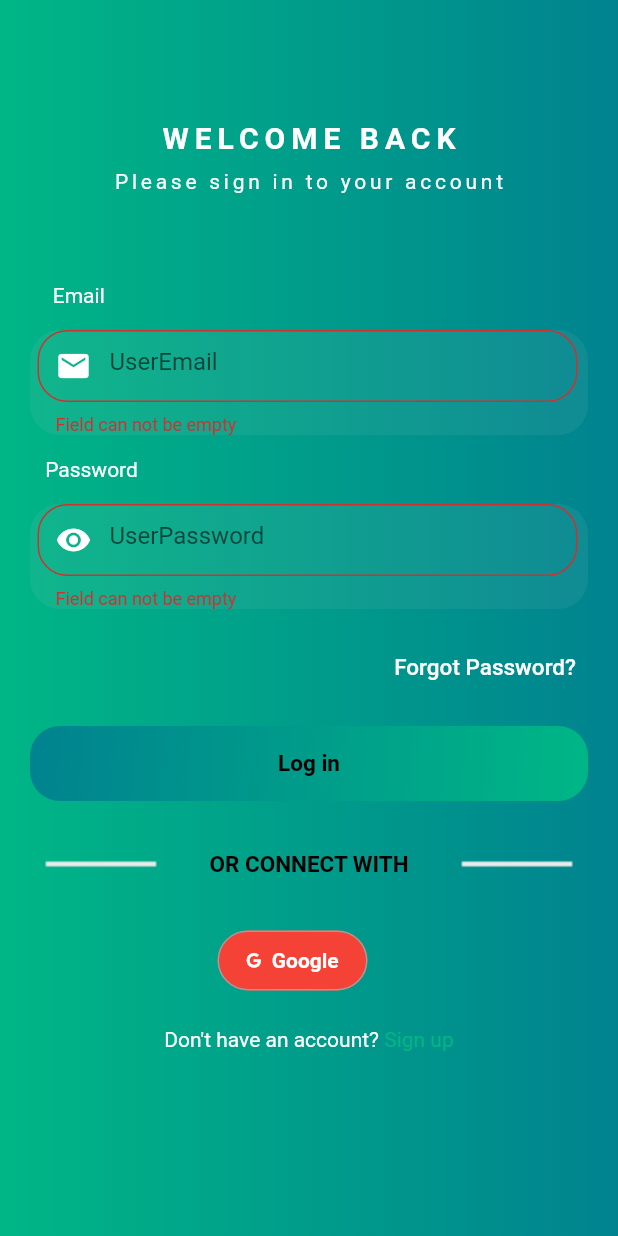
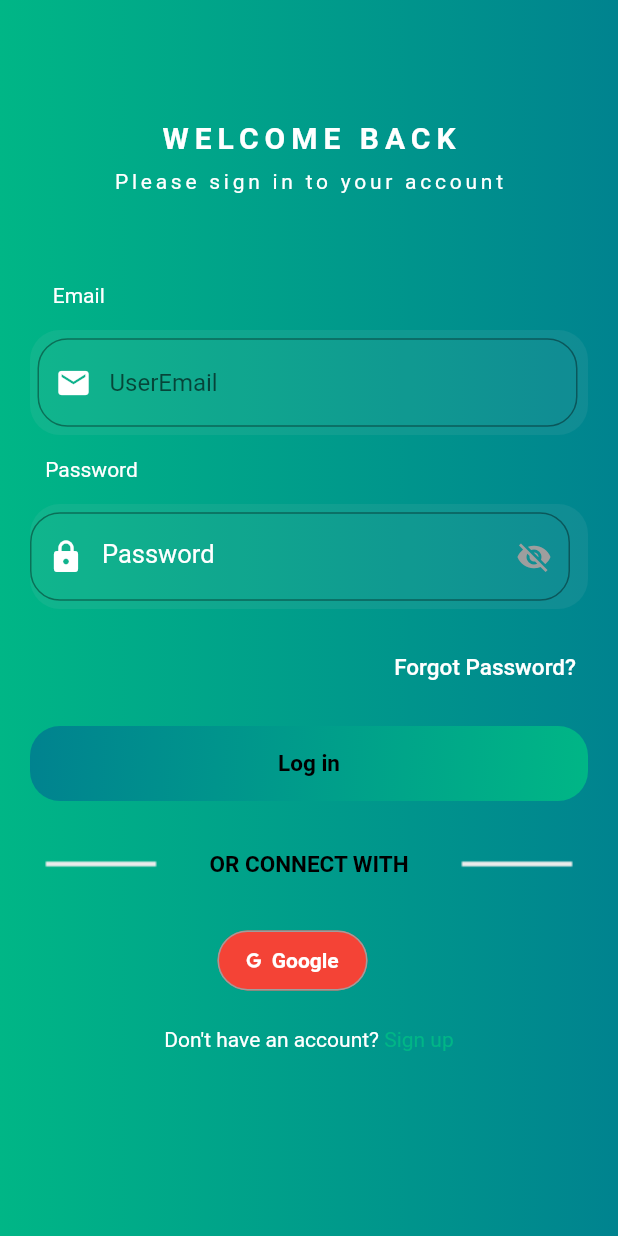
Before and after one commit to SaimSaudagar/Virtual-Card-Management, a Flutter app: the screen it shows after launch, after a tap on "Get Started", on a phone screen of 412 x 824 dp. Run offline on Flutter 3.47's test engine with Material 2 defaults, Android fonts, the phone set to English and light mode, and no system bars; our stand-ins replace bloc, cloud_firestore, equatable, firebase_auth, firebase_core, flutter_bloc and 3 more; missing offline and left inert: dart:ffi; accounts and stored records are empty; network calls fail.

Commit message:
Bug fixes

```diff
--- a/lib/blocs/add/repo/addRepo.dart
+++ b/lib/blocs/add/repo/addRepo.dart
@@ -18,8 +18,9 @@ class AddRepository {
 
         SignupModel userData = SignupModel.fromJson(data);
         userData.expense += double.parse(addModel.amountTransacted);
-        UserHomeRepository().updateExpense(userData.expense);
+
         if (userData.balance >= double.parse(addModel.amountTransacted)) {
+          UserHomeRepository().updateExpense(userData.expense);
           userData.balance =
               userData.balance - double.parse(addModel.amountTransacted);
           UserHomeRepository().updateBalance(userData.balance);
--- a/lib/blocs/card/model/cardModel.dart
+++ b/lib/blocs/card/model/cardModel.dart
@@ -6,6 +6,7 @@ class CardModel {
   late String cardType;
   late String cvv;
   late String virtualNumber;
+  late String status;
 
   CardModel({
     required this.cardNumber,
@@ -24,6 +25,7 @@ class CardModel {
     cardType = json['cardType'];
     cvv = json['cvv'];
     virtualNumber = json['virtualNumber'];
+    status = json['status'];
   }
 
   Map<String, dynamic> toJson() => {
@@ -34,5 +36,6 @@ class CardModel {
         'cardType': cardType,
         'cvv': cvv,
         'virtualNumber': virtualNumber,
+        'status': status,
       };
 }
--- a/lib/blocs/forgotpassword/forgotPasswordUI.dart
+++ b/lib/blocs/forgotpassword/forgotPasswordUI.dart
@@ -77,10 +77,6 @@ class _ForgotPasswordScreenState extends State<ForgotPasswordUI> {
                     'UserEmail',
                     style: TextStyle(color: Colors.white),
                   ),
-                  const Text(
-                    'Field can not be empty',
-                    style: TextStyle(color: Colors.white),
-                  ),
                   const Icon(
                     Icons.mail,
                     color: Colors.white,
--- a/lib/blocs/login/loginUI.dart
+++ b/lib/blocs/login/loginUI.dart
@@ -26,6 +26,7 @@ class LoginPageUI extends StatefulWidget {
 
 TextEditingController userEmail = TextEditingController();
 TextEditingController userPassword = TextEditingController();
+FocusNode pwd = FocusNode();
 
 class _LoginPageState extends State<LoginPageUI> {
   //FirebaseServices _service= new FirebaseServices();
@@ -47,10 +48,6 @@ class _LoginPageState extends State<LoginPageUI> {
   Widget blocBody() {
     return BlocBuilder<LoginBloc, LoginState>(
       builder: (context, state) {
-        if (state is LoginInitial) {
-          userEmail.text = '';
-          userPassword.text = '';
-        }
         if (state is LoginLoading) {
           return const Center(
             child: CircularProgressIndicator(),
@@ -75,9 +72,9 @@ class _LoginPageState extends State<LoginPageUI> {
           );
         }
         if (state is LoginSuccess) {
-          // userEmail.text = '';
-          // userPassword.text = '';
-          return const bottomNavigation();
+          userEmail.text = '';
+          userPassword.text = '';
+          return const bottomNavigation(index_color: 0);
         }
         return Scaffold(
           body: Container(
@@ -131,10 +128,6 @@ class _LoginPageState extends State<LoginPageUI> {
                       'UserEmail',
                       style: TextStyle(color: Colors.white),
                     ),
-                    const Text(
-                      'Field can not be empty',
-                      style: TextStyle(color: Colors.white),
-                    ),
                     const Icon(
                       Icons.mail,
                       color: Colors.white,
@@ -161,24 +154,7 @@ class _LoginPageState extends State<LoginPageUI> {
                   const SizedBox(
                     height: 5.0,
                   ),
-                  textfild(
-                    const Text(
-                      'UserPassword',
-                      style: TextStyle(color: Colors.white),
-                    ),
-                    const Text(
-                      'Field can not be empty',
-                      style: TextStyle(color: Colors.white),
-                    ),
-                    const Icon(
-                      Icons.remove_red_eye,
-                      color: Colors.white,
-                    ),
-                    Colors.black,
-                    userPassword,
-                    TextInputType.text,
-                    const Key("userpasswordtextfield"),
-                  ),
+                  password(),
                   const SizedBox(height: 5.0),
                   Align(
                     alignment: Alignment.centerRight,
@@ -257,39 +233,6 @@ class _LoginPageState extends State<LoginPageUI> {
                                     LoginButtonPressed(
                                         userEmail.text, userPassword.text));
                               }
-                              // FirebaseAuth.instance
-                              //     .signInWithEmailAndPassword(
-                              //         email: userEmail.text,
-                              //         password: userPassword.text)
-                              //     .then((userCredential) {
-                              //   Navigator.push(
-                              //     context,
-                              //     MaterialPageRoute(
-                              //         builder: (builder) => bottomNavigation()),
-                              //   );
-                              //   userEmail.text = "";
-                              //   userPassword.text = "";
-                              // }).catchError((error) {
-                              //   showDialog(
-                              //     context: context,
-                              //     builder: (BuildContext context) {
-                              //       return AlertDialog(
-                              //         title: const Text(
-                              //             'Please enter correct email and password'),
-                              //         content: const Text(
-                              //             'Email or password is incorrect, please enter correct email and password'),
-                              //         actions: <Widget>[
-                              //           TextButton(
-                              //             child: const Text('Close'),
-                              //             onPressed: () {
-                              //               Navigator.of(context).pop();
-                              //             },
-                              //           ),
-                              //         ],
-                              //       );
-                              //     },
-                              //   );
-                              // });
                             },
                             btncolor: const Color.fromARGB(0, 7, 6, 6),
                             text: const Text('Log in',
@@ -436,6 +379,68 @@ class _LoginPageState extends State<LoginPageUI> {
   }
 }
 
+Padding password() {
+  bool showPassword = false;
+
+  return Padding(
+    padding: const EdgeInsets.symmetric(horizontal: 20.0, vertical: 10.0),
+    child: Container(
+      height: 70.0,
+      decoration: BoxDecoration(
+        color: const Color.fromARGB(19, 211, 209, 209),
+        borderRadius: BorderRadius.circular(20.0),
+      ),
+      child: Row(
+        mainAxisAlignment: MainAxisAlignment.spaceBetween,
+        children: [
+          Container(
+            width: 360.0,
+            // padding: const EdgeInsets.symmetric(horizontal: 5.0),
+            child: StatefulBuilder(
+              builder: (context, setState) {
+                return TextField(
+                  keyboardType: TextInputType.visiblePassword,
+                  focusNode: pwd,
+                  controller: userPassword,
+                  obscureText: !showPassword,
+                  style: const TextStyle(color: Colors.white),
+                  textAlignVertical: TextAlignVertical.center,
+                  decoration: InputDecoration(
+                    border: OutlineInputBorder(
+                      borderSide: BorderSide(color: Colors.black, width: 3.0),
+                      borderRadius: BorderRadius.circular(20.0),
+                    ),
+                    labelText: 'Password',
+                    labelStyle: TextStyle(
+                      fontSize: 17,
+                      color: Colors.white,
+                    ),
+                    prefixIcon: const Icon(
+                      Icons.lock,
+                      color: Colors.white,
+                    ),
+                    suffixIcon: GestureDetector(
+                      onTap: () {
+                        setState(() {
+                          showPassword = !showPassword;
+                        });
+                      },
+                      child: Icon(
+                        showPassword ? Icons.visibility : Icons.visibility_off,
+                        color: showPassword ? Colors.blue : Colors.grey,
+                      ),
+                    ),
+                  ),
+                );
+              },
+            ),
+          ),
+        ],
+      ),
+    ),
+  );
+}
+
 GoogleSignIn _googleSignIn = GoogleSignIn();
 FirebaseAuth _auth = FirebaseAuth.instance;
 
--- a/lib/blocs/signup/siginupUI.dart
+++ b/lib/blocs/signup/siginupUI.dart
@@ -51,9 +51,6 @@ class _SignUpPageState extends State<SignUpPageUI> {
         return const LoginPageUI();
       }
       if (state is SignupFailure) {
-        showDialog(
-          context: context,
-          builder: (BuildContext context) {
         return AlertDialog(
           title: const Text('Error'),
           content: const Text('Something went wrong, please try again'),
@@ -66,9 +63,6 @@ class _SignUpPageState extends State<SignUpPageUI> {
             ),
           ],
         );
-          },
-        );
-        return Container();
       } else {
         return Scaffold(
             backgroundColor: Colors.black,
@@ -123,10 +117,6 @@ class _SignUpPageState extends State<SignUpPageUI> {
                           'first name',
                           style: TextStyle(color: Colors.white),
                         ),
-                        const Text(
-                          'Field can not be empty',
-                          style: TextStyle(color: Colors.white),
-                        ),
                         const Icon(
                           Icons.person,
                           color: Colors.white,
@@ -155,10 +145,6 @@ class _SignUpPageState extends State<SignUpPageUI> {
                       textfild(
                         const Text(
                           'last name',
-                          style: TextStyle(color: Colors.white),
-                        ),
-                        const Text(
-                          'Field can not be empty',
                           style: TextStyle(color: Colors.white),
                         ),
                         const Icon(
@@ -191,10 +177,6 @@ class _SignUpPageState extends State<SignUpPageUI> {
                           'password',
                           style: TextStyle(color: Colors.white),
                         ),
-                        const Text(
-                          'Field can not be empty',
-                          style: TextStyle(color: Colors.white),
-                        ),
                         const Icon(
                           Icons.remove_red_eye,
                           color: Colors.white,
@@ -221,10 +203,6 @@ class _SignUpPageState extends State<SignUpPageUI> {
                       textfild(
                         const Text(
                           'email',
-                          style: TextStyle(color: Colors.white),
-                        ),
-                        const Text(
-                          'Field can not be empty',
                           style: TextStyle(color: Colors.white),
                         ),
                         const Icon(
@@ -257,10 +235,6 @@ class _SignUpPageState extends State<SignUpPageUI> {
                           'gender',
                           style: TextStyle(color: Colors.white),
                         ),
-                        const Text(
-                          'Field can not be empty',
-                          style: TextStyle(color: Colors.white),
-                        ),
                         const Icon(
                           Icons.person,
                           color: Colors.white,
@@ -286,10 +260,6 @@ class _SignUpPageState extends State<SignUpPageUI> {
                       textfild(
                         const Text(
                           'phone no',
-                          style: TextStyle(color: Colors.white),
-                        ),
-                        const Text(
-                          'Field can not be empty',
                           style: TextStyle(color: Colors.white),
                         ),
                         const Icon(
--- a/lib/blocs/update/repo/updateRepo.dart
+++ b/lib/blocs/update/repo/updateRepo.dart
@@ -43,8 +43,8 @@ class UpdateUIRepository {
   }
 
   deleteUser() {
-    User? user = FirebaseAuth.instance.currentUser;
-    FirebaseFirestore.instance.collection('users').doc(user?.uid).delete();
-    return FirebaseAuth.instance.currentUser?.delete();
+    FirebaseAuth.instance.currentUser?.delete();
+    // FirebaseFirestore.instance.collection('users').doc(user?.uid).delete();
+    // return FirebaseAuth.instance.currentUser?.delete();
   }
 }
--- a/lib/blocs/userhome/userHomeUI.dart
+++ b/lib/blocs/userhome/userHomeUI.dart
@@ -186,10 +186,6 @@ class UserHomeUI extends StatelessWidget {
                               fontWeight: FontWeight.w600,
                               fontSize: 18.0,
                             ),
-                          ),
-                          const Icon(
-                            Icons.notifications,
-                            color: Colors.white,
                           ),
                         ],
                       ),
--- a/lib/widget/textfild.dart
+++ b/lib/widget/textfild.dart
@@ -2,7 +2,6 @@ import 'package:flutter/material.dart';
 
 Widget textfild(
   Text hintTxt,
-  Text errorText,
   Icon icon,
   Color fieldborder,
   final TextEditingController controller,
@@ -38,7 +37,6 @@ Widget textfild(
                   borderRadius: BorderRadius.circular(20.0)),
               prefixIcon: icon,
               hintText: hintTxt.data,
-              errorText: controller.text.isEmpty ? errorText.data : null,
             ),
           ),
         )
```
Also changed, not shown: lib/blocs/add/addUI.dart (+5 -78 lines), lib/blocs/card/addCardUI.dart (+4 -3 lines), lib/blocs/card/bloc/cardBloc.dart (+10 -0 lines), lib/blocs/card/bloc/cardEvents.dart (+9 -0 lines), lib/blocs/card/cardUI.dart (+68 -17 lines), lib/blocs/card/repo/cardRepo.dart (+15 -1 lines), lib/blocs/update/updateUI.dart (+22 -17 lines), lib/widget/bottom_navigation.dart (+23 -10 lines), 2 other files. Lines whose indentation alone changed are shown as unchanged.
